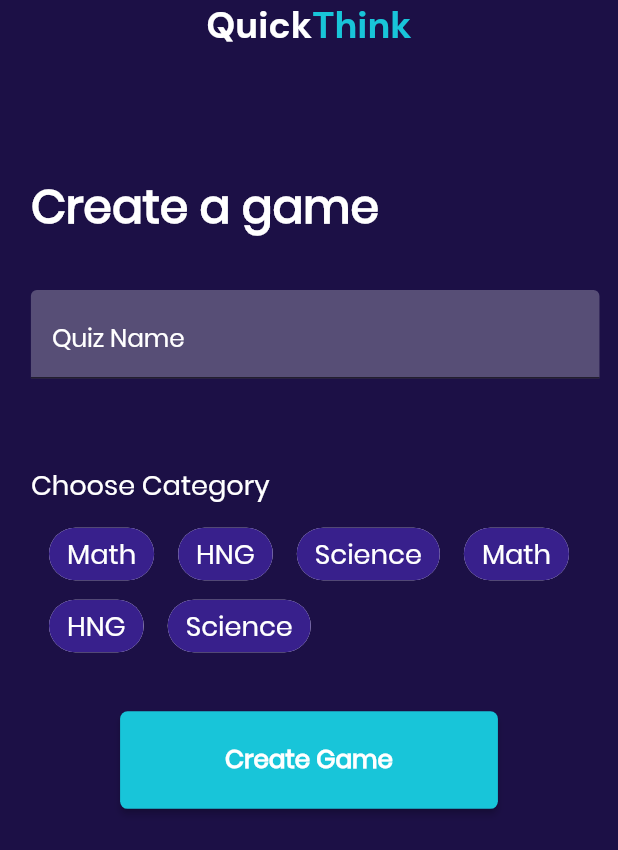
After one commit to hngi/mobileforce-QuickThink, a Flutter app: the CreateGame screen opened directly, on a phone screen of 412 x 824 dp. The commit adds this screen. Shown: the top 850 px of the screen. Run offline on Flutter 3.47's test engine with Material 2 defaults, Android fonts, the phone set to English and light mode, and no system bars; our stand-ins replace flushbar, flutter_icons, flutter_spinkit, flutter_svg, google_fonts, hexcolor and 4 more; accounts and stored records are empty.

Commit message:
Responsiveness WIP & Create Game

```diff
--- a/quick_think/lib/registration.dart
+++ b/quick_think/lib/registration.dart
@@ -81,6 +81,7 @@ class _RegistrationState extends State<Registration> {
         ),
       );
     } else {
+      progressDialog.hide();
       _showInSnackBar(response.body);
       print(response.body);
       //TODO: Handle error
--- /dev/null
+++ b/quick_think/lib/screens/create_game.dart
@@ -0,0 +1,372 @@
+import 'package:flushbar/flushbar.dart';
+import 'package:flutter/material.dart';
+import 'package:flutter_icons/flutter_icons.dart';
+import 'package:flutter_spinkit/flutter_spinkit.dart';
+import 'package:google_fonts/google_fonts.dart';
+import 'package:progress_dialog/progress_dialog.dart';
+import 'package:quickthink/screens/quiz_page.dart';
+import 'package:quickthink/theme/theme.dart';
+import 'package:quickthink/utils/responsiveness.dart';
+
+class CreateGame extends StatefulWidget {
+  @override
+  _CreateGameState createState() => _CreateGameState();
+}
+
+class _CreateGameState extends State<CreateGame> {
+  SizeConfig _sizeConfig;
+
+  String quizName = '';
+  String category;
+
+  TextEditingController quizCodeController, quizNameController;
+
+  bool light = CustomTheme.light;
+
+  final _formKey = GlobalKey<FormState>();
+
+  ProgressDialog progressDialog;
+
+  @override
+  Widget build(BuildContext context) {
+    progressDialog = new ProgressDialog(context,
+        isDismissible: false, type: ProgressDialogType.Normal);
+
+    progressDialog.style(
+      borderRadius: 10.0,
+      backgroundColor: Colors.white,
+      progressWidget: SpinKitThreeBounce(color: Color(0xFF18C5D9), size: 25),
+      elevation: 10.0,
+      insetAnimCurve: Curves.easeOut,
+      progressTextStyle: TextStyle(
+          color: Colors.black, fontSize: 13.0, fontWeight: FontWeight.w400),
+      messageTextStyle: TextStyle(
+          color: Colors.black, fontSize: 19.0, fontWeight: FontWeight.w600),
+    );
+
+    return Scaffold(
+      backgroundColor: Theme.of(context).primaryColor,
+      body: SafeArea(
+        child: SingleChildScrollView(
+          child: Column(
+            crossAxisAlignment: CrossAxisAlignment.center,
+            children: <Widget>[
+              _logoText(),
+              SizedBox(
+                height: SizeConfig().yMargin(context, 10),
+              ),
+              _prompt(),
+              SizedBox(
+                height: SizeConfig().yMargin(context, 4),
+              ),
+              _quizName(),
+              SizedBox(
+                height: SizeConfig().yMargin(context, 7),
+              ),
+              _promptCategory(),
+              SizedBox(
+                height: SizeConfig().yMargin(context, 1),
+              ),
+              _allCategories(
+                onSelect: (String categoryChosen) {
+                  setState(() {
+                    category = categoryChosen;
+                    print(category);
+                  });
+                },
+              ),
+              SizedBox(
+                height: SizeConfig().yMargin(context, 4),
+              ),
+              _loginBtn(),
+              SizedBox(
+                height: SizeConfig().yMargin(context, 1),
+              ),
+            ],
+          ),
+        ),
+      ),
+    );
+  }
+
+  Widget _prompt() {
+    return Padding(
+      padding: EdgeInsets.only(
+        left: SizeConfig().xMargin(context, 5.0),
+        right: SizeConfig().xMargin(context, 3.0),
+      ),
+      child: Row(
+        mainAxisAlignment: MainAxisAlignment.start,
+        children: <Widget>[
+          Text(
+            'Create a game',
+            textAlign: TextAlign.start,
+            style: TextStyle(
+              fontFamily: 'Poppins',
+              color: Colors.white,
+              fontWeight: FontWeight.w600,
+              fontSize: SizeConfig().textSize(context, 3.7),
+            ),
+          ),
+        ],
+      ),
+    );
+  }
+
+  Widget _promptCategory() {
+    return Padding(
+      padding: EdgeInsets.only(
+        left: SizeConfig().xMargin(context, 5.0),
+        right: SizeConfig().xMargin(context, 3.0),
+      ),
+      child: Row(
+        mainAxisAlignment: MainAxisAlignment.start,
+        children: <Widget>[
+          Text(
+            'Choose Category',
+            textAlign: TextAlign.start,
+            style: TextStyle(
+              fontFamily: 'Poppins',
+              color: Colors.white,
+              fontWeight: FontWeight.w500,
+              fontSize: SizeConfig().textSize(context, 2.2),
+            ),
+          ),
+        ],
+      ),
+    );
+  }
+
+  Widget _allCategories({Function(String option) onSelect}) {
+    final List<String> categoryNames = [
+      "Math",
+      "HNG",
+      "Science",
+      "Math",
+      "HNG",
+      "Science"
+    ];
+    return Wrap(
+        spacing: 16.0,
+        children: List.generate(categoryNames.length, (index) {
+          return GestureDetector(
+            onTap: () {
+              print('Tapped');
+              onSelect(categoryNames[index]);
+            },
+            child: Chip(
+              backgroundColor: Color(0xFF38208C),
+              label: Text(
+                categoryNames[index],
+                textAlign: TextAlign.start,
+                style: TextStyle(
+                  fontFamily: 'Poppins',
+                  color: Colors.white,
+                  fontWeight: FontWeight.w500,
+                  fontSize: SizeConfig().textSize(context, 2.2),
+                ),
+              ),
+            ),
+          );
+        }));
+  }
+
+  Widget _logoText() {
+    return RichText(
+      text: TextSpan(children: <TextSpan>[
+        TextSpan(
+            text: 'Quick',
+            style: TextStyle(
+                fontFamily: 'DM Sans',
+                fontWeight: FontWeight.w700,
+                fontSize: SizeConfig().textSize(context, 3),
+                color: Colors.white)),
+        TextSpan(
+            text: 'Think',
+            style: TextStyle(
+              fontFamily: 'DM Sans',
+              fontWeight: FontWeight.w700,
+              fontSize: SizeConfig().textSize(context, 3),
+              color: Color.fromRGBO(24, 197, 217, 1),
+            ))
+      ]),
+    );
+  }
+
+  Widget _quizName() {
+    return Padding(
+      padding: EdgeInsets.only(
+        left: SizeConfig().xMargin(context, 5.0),
+        right: SizeConfig().xMargin(context, 3.0),
+      ),
+      child: TextFormField(
+        controller: quizNameController,
+        style: TextStyle(
+            fontFamily: 'Poppins',
+            fontWeight: FontWeight.w400,
+            fontSize: SizeConfig().textSize(context, 3),
+            color: Colors.white),
+        onChanged: (val) {},
+        validator: (val) {
+          if (val.length == 0) {
+            return 'Quiz Name Should Not Be Empty';
+          }
+          if (val.length <= 2) {
+            return 'should be 3 or more characters';
+          }
+          if (!RegExp(r"^[a-z0-9A-Z_-]{3,16}$").hasMatch(val)) {
+            return "can only include _ or -";
+          }
+          return null;
+        },
+        onSaved: (val) => quizName = val,
+        decoration: InputDecoration(
+          hintText: 'Quiz Name',
+          hintStyle: TextStyle(
+              fontFamily: 'Poppins',
+              fontWeight: FontWeight.w400,
+              fontSize: SizeConfig().textSize(context, 2),
+              color: Colors.white),
+          contentPadding: EdgeInsets.fromLTRB(14.0, 12.0, 0.0, 12.0),
+          fillColor: Color.fromRGBO(87, 78, 118, 1),
+          filled: true,
+          focusedBorder: OutlineInputBorder(
+              borderSide: BorderSide(
+                  color: Color.fromRGBO(24, 197, 217, 1), width: 1.0),
+              borderRadius: BorderRadius.circular(5.0)),
+        ),
+      ),
+    );
+  }
+
+  Widget _quizCode() {
+    return Padding(
+      padding: EdgeInsets.only(
+        left: SizeConfig().xMargin(context, 2.0),
+        right: SizeConfig().xMargin(context, 2.0),
+      ),
+      child: TextFormField(
+        controller: quizCodeController,
+        enabled: false,
+        style: TextStyle(
+            fontFamily: 'Poppins',
+            fontWeight: FontWeight.w400,
+            fontSize: SizeConfig().textSize(context, 3),
+            color: Colors.white),
+        decoration: InputDecoration(
+          hintText: 'New-created-quiz link.com',
+          hintStyle: TextStyle(
+              fontFamily: 'Poppins',
+              fontWeight: FontWeight.w400,
+              fontSize: SizeConfig().textSize(context, 2),
+              color: Colors.black),
+          contentPadding: EdgeInsets.fromLTRB(14.0, 12.0, 0.0, 12.0),
+          fillColor: Color(0xFFDADADA),
+          filled: true,
+          focusedBorder: OutlineInputBorder(
+              borderSide: BorderSide(
+                  color: Color.fromRGBO(24, 197, 217, 1), width: 1.0),
+              borderRadius: BorderRadius.circular(5.0)),
+        ),
+      ),
+    );
+  }
+
+  Widget _loginBtn() {
+    return RaisedButton(
+      padding: EdgeInsets.fromLTRB(70, 20, 70, 20),
+      onPressed: () {
+        onPressed();
+      },
+      textColor: Colors.white,
+      shape: RoundedRectangleBorder(borderRadius: BorderRadius.circular(5.0)),
+      color: Color.fromRGBO(24, 197, 217, 1),
+      highlightColor: Color.fromRGBO(24, 197, 217, 1),
+      child: Text('Create Game',
+          style: TextStyle(
+              fontFamily: 'Poppins',
+              fontWeight: FontWeight.w700,
+              fontSize: SizeConfig().textSize(context, 2),
+              color: Colors.white)),
+    );
+  }
+
+  void onPressed() async {
+    var form = _formKey.currentState;
+    if (form.validate()) {
+      form.save();
+      //TODO Add Validation to ensure quizname and category is chosen
+      //TODO Start Loader while waiting for response from API then display modal sheet
+      //   showQuizCodeBottomSheet(context);
+    }
+  }
+
+  showQuizCodeBottomSheet(BuildContext context) {
+    var radius = Radius.circular(10);
+
+    return showModalBottomSheet(
+      context: context,
+      isScrollControlled: true,
+      shape: RoundedRectangleBorder(
+          borderRadius: BorderRadius.only(topLeft: radius, topRight: radius)),
+      builder: (context) {
+        return Container(
+          padding: EdgeInsets.all(22),
+          height: 269,
+          child: Column(
+            children: <Widget>[
+              smallLine(),
+              SizedBox(height: 25),
+              Row(
+                children: <Widget>[
+                  Text(
+                    "Game Code",
+                    style: GoogleFonts.poppins(
+                      color: light ? Color(0xff1C1046) : Colors.white,
+                      fontSize: 15,
+                      fontWeight: FontWeight.w600,
+                    ),
+                  ),
+                ],
+              ),
+              SizedBox(height: 21),
+              _quizCode(),
+              SizedBox(height: 48),
+              SizedBox(
+                width: double.maxFinite,
+                height: 45,
+                child: RaisedButton(
+                  color: Color(0xff18C5D9),
+                  shape: RoundedRectangleBorder(
+                      borderRadius: BorderRadius.circular(5)),
+                  onPressed: () {
+                    //TODO Code to Copy the Quizcode
+                  },
+                  child: Text(
+                    "Copy",
+                    style: GoogleFonts.poppins(
+                      color: Colors.white,
+                      fontSize: 16,
+                      fontWeight: FontWeight.w600,
+                    ),
+                  ),
+                ),
+              )
+            ],
+          ),
+        );
+      },
+    );
+  }
+
+  Widget smallLine() {
+    return Container(
+      height: 3,
+      width: 35,
+      decoration: BoxDecoration(
+        borderRadius: BorderRadius.circular(60),
+        color: light ? Color(0xff1C1046) : Colors.white,
+      ),
+    );
+  }
+}
```
Also changed, not shown: quick_think/lib/screens/join_game.dart (+5 -5 lines).
